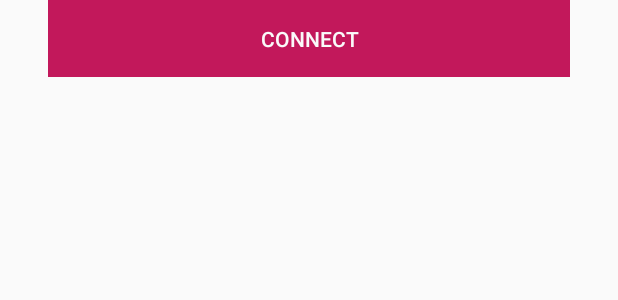
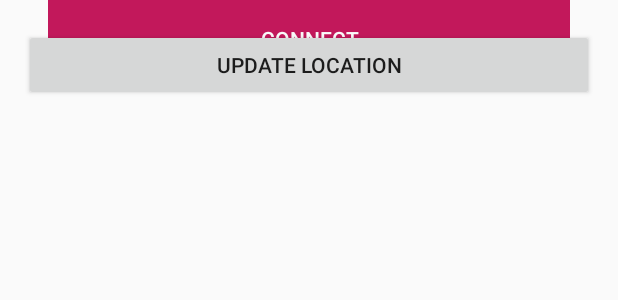
Before and after one commit to riyakarumanchi/Smart-Cane-2, an Android app: the layout content_main3.xml on its own in the app's theme, with its tools: preview values and no code run, on a phone screen of 412 x 824 dp. Shown: the top 300 px of the screen. Run offline under Robolectric (Android 15) with nearby library versions, the phone set to English and light mode, and no system bars.

Commit message:
added geodata

```diff
--- a/app/src/main/res/layout/content_main3.xml
+++ b/app/src/main/res/layout/content_main3.xml
@@ -30,5 +30,22 @@
             android:textColor="@color/colorPrimary"
             android:text="Connect" />
     </LinearLayout>
+    <LinearLayout
+        android:orientation="vertical"
+        android:layout_width="match_parent"
+        android:layout_height="match_parent"
+        >
+        <TextView
+            android:id="@+id/locationText"
+            android:layout_width="match_parent"
+            android:layout_height="wrap_content"
+            android:gravity="center" />
+
+        <Button
+            android:id="@+id/locationButton"
+            android:layout_width="match_parent"
+            android:layout_height="wrap_content"
+            android:text="@string/update" />
+    </LinearLayout>
 
 </RelativeLayout>
--- a/app/src/main/res/values/strings.xml
+++ b/app/src/main/res/values/strings.xml
@@ -50,4 +50,5 @@
     <string name="cancel">Cancel</string>
     <string name="user">User</string>
     <string name="no_profile">No Profile</string>
+    <string name="update">Update Location</string>
 </resources>
```
Also changed, not shown: app/src/main/java/com/a03gmail/karumanchi/riya/mapsapp20/Main3Activity.java (+44 -3 lines), app/src/main/java/com/a03gmail/karumanchi/riya/mapsapp20/Main4Activity.java (+7 -5 lines).
